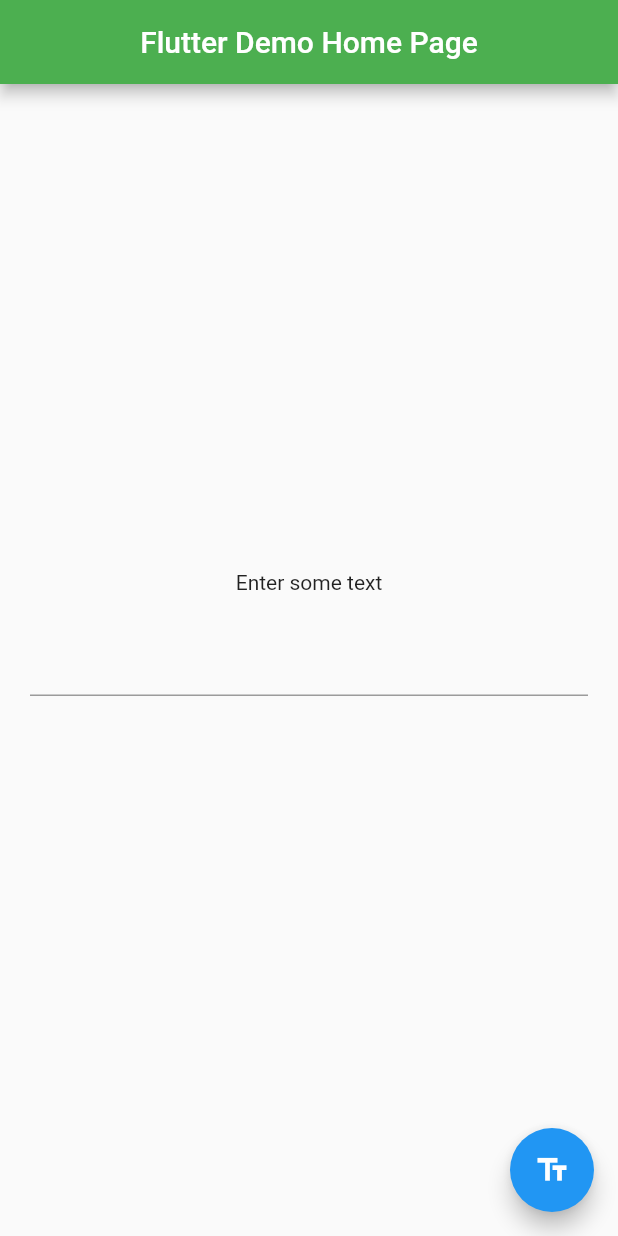
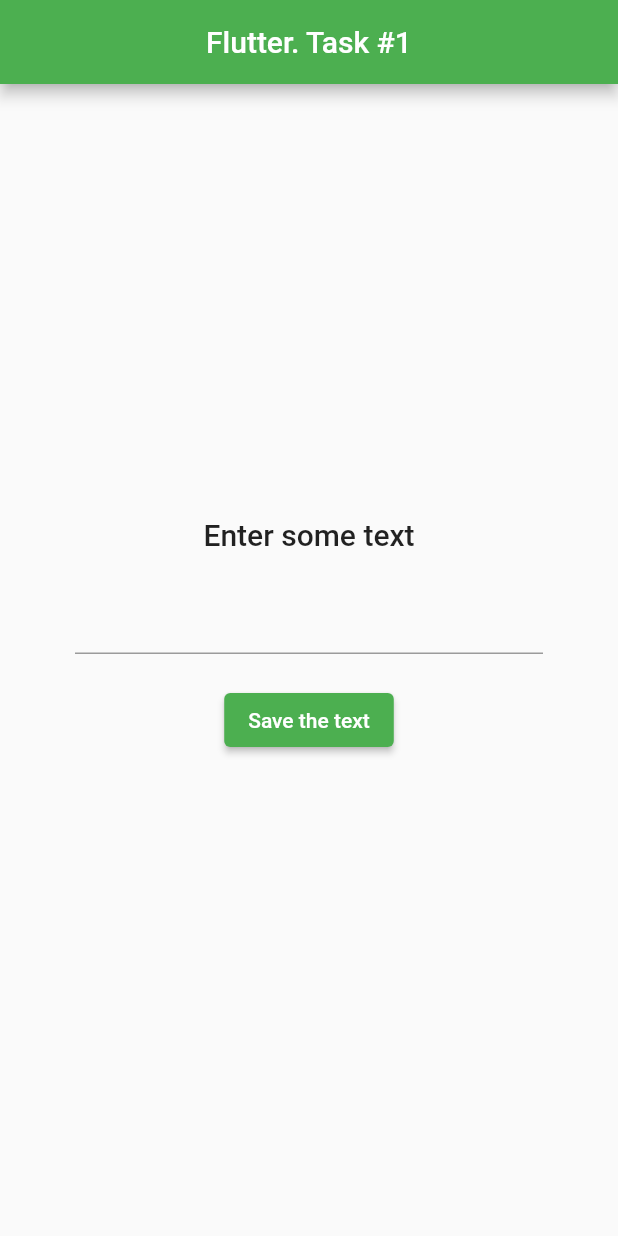
Before and after one commit to therarErifor/training, a Flutter app: the screen it shows after launch, on a phone screen of 412 x 824 dp. Run offline on Flutter 3.47's test engine with Material 2 defaults, Android fonts, the phone set to English and light mode, and no system bars.

Commit message:
Solved the problem with text output

```diff
--- a/flutter_project/lib/main.dart
+++ b/flutter_project/lib/main.dart
@@ -1,3 +1,5 @@
+import 'dart:ui';
+
 import 'package:flutter/material.dart';
 
 void main() {
@@ -15,7 +17,7 @@ class MyApp extends StatelessWidget {
       theme: ThemeData(
         primarySwatch: Colors.green,
       ),
-      home: const MyHomePage(title: 'Flutter Demo Home Page'),
+      home: const MyHomePage(title: 'Flutter. Task #1'),
     );
   }
 }
@@ -30,17 +32,17 @@ class MyHomePage extends StatefulWidget {
 
 class _MyHomePageState extends State<MyHomePage> {
   final formKey = GlobalKey<FormState>();
-  var text = '';
-  var myController = TextEditingController();
+  String _text = '';
+  final _controller = TextEditingController();
 
-  void _saveText() {
-    setState(() {
-      text = myController.text;
-    });
+
+  _saveText(){
+    setState(() =>_text = _controller.text);
   }
 
   @override
   Widget build(BuildContext context) {
+
     return Scaffold(
       appBar: AppBar(
         title: Text(widget.title),
@@ -48,33 +50,34 @@ class _MyHomePageState extends State<MyHomePage> {
       ),
 
       body: Container(
-
         child: Column(
           key: formKey,
           mainAxisAlignment: MainAxisAlignment.center,
           children: <Widget>[
-            const Text(
+            Text(
               'Enter some text',
-            ),
-            Padding(
-                padding: EdgeInsets.all(20),
-                child:TextFormField(),
-            ),
-            Text(
-              '$text',
+              style: Theme.of(context).textTheme.headline6,
             ),
 
+            Padding(
+                padding: EdgeInsets.symmetric(vertical: 20.0, horizontal: 50.0),
+                child:TextFormField(
+                  textAlign: TextAlign.center,
+                  controller: _controller
+                ),
+            ),
+
+            ElevatedButton(
+                onPressed: _saveText,
+                child: Text('Save the text'),
+            ),
+            SizedBox(height: 15,),
+            Text(
+            '$_text',
+            ),
           ],
         ),
-
       ),
-
-      floatingActionButton: FloatingActionButton(
-        onPressed: _saveText,
-        tooltip: '',
-        child: const Icon(Icons.text_fields),
-        backgroundColor: Colors.blue,
-      ), // This trailing comma makes auto-formatting nicer for build methods.
     );
   }
 }
```
